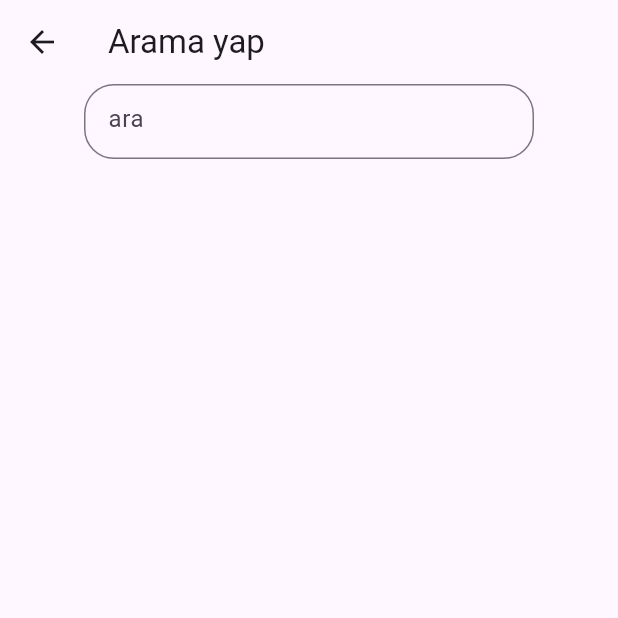
After one commit to turanulupinar/news_firebase, a Flutter app: the SearchPage screen opened directly, on a phone screen of 412 x 824 dp, the top half of it. The commit adds this screen. Run offline on Flutter 3.47's test engine with Material 3 defaults, Android fonts, the light colour scheme and no system bars; our stand-ins replace cloud_firestore, equatable, firebase_core; accounts and stored records are empty.

Commit message:
search sayfası yapıldı.filtreleme etkin..

```diff
--- /dev/null
+++ b/lib/pages/search_page/search_page.dart
@@ -0,0 +1,103 @@
+import 'package:cloud_firestore/cloud_firestore.dart';
+import 'package:flutter/material.dart';
+import 'package:news_firebase/pages/tag_menu/tag_menu.dart';
+
+import '../../model/news_model.dart';
+
+class SearchPage extends StatefulWidget {
+  const SearchPage({super.key});
+
+  @override
+  State<SearchPage> createState() => _SearchPageState();
+}
+
+class _SearchPageState extends State<SearchPage> {
+  bool isLoading = false;
+  String errorMessage = "hatalı giriş";
+
+  void searchNewses(String query) async {
+    try {
+      setState(() {
+        isLoading = true;
+        errorMessage = '';
+      });
+      searchResults = await SearchCollectionManager().searchNews(query);
+    } catch (error) {
+      setState(() {
+        errorMessage = 'Failed to load search results';
+      });
+    } finally {
+      setState(() {
+        isLoading = false;
+      });
+    }
+  }
+
+  TextEditingController searchController = TextEditingController();
+  List<News> searchResults = [];
+
+  @override
+  Widget build(BuildContext context) {
+    return Scaffold(
+      appBar: AppBar(
+        title: Text("Arama yap "),
+      ),
+      body: Column(
+        children: [
+          Center(
+            child: SizedBox(
+              height: 50,
+              width: 300,
+              child: TextField(
+                onChanged: (val) {
+                  searchNewses(val);
+                  setState(() {});
+                },
+                controller: searchController,
+                decoration: InputDecoration(
+                  border: OutlineInputBorder(
+                      borderRadius: BorderRadius.circular(20)),
+                  hintText: "ara",
+                ),
+              ),
+            ),
+          ),
+          Expanded(
+              child: ListView.builder(
+                  itemCount: searchResults.length,
+                  itemBuilder: (context, index) {
+                    return ListTile(
+                      title: Text(
+                        searchResults[index].title,
+                      ),
+                      subtitle: Text(searchResults[index].category),
+                    );
+                  }))
+        ],
+      ),
+    );
+  }
+}
+
+class SearchCollectionManager {
+  final newsCollection =
+      FirebaseFirestore.instance.collection('news').withConverter<News>(
+            fromFirestore: (snapshot, _) =>
+                News.fromFirestore(snapshot.data()!, snapshot.id),
+            toFirestore: (news, _) => news.toFirestore(),
+          );
+
+  Future<List<News>> searchNews(String query) async {
+    try {
+      QuerySnapshot<News> querySnapshot =
+          await newsCollection.where('title', isEqualTo: query).get();
+      if (querySnapshot.docs.isEmpty) {
+        querySnapshot =
+            await newsCollection.where('category', isEqualTo: query).get();
+      }
+      return querySnapshot.docs.map((doc) => doc.data()).toList();
+    } catch (e) {
+      throw Exception('Failed to search news: $e');
+    }
+  }
+}
--- a/lib/pages/tag_menu/tag_menu.dart
+++ b/lib/pages/tag_menu/tag_menu.dart
@@ -22,7 +22,8 @@ class _TagMenuState extends State<TagMenu> {
   }
 
   fetchNews(String category) async {
-    newsList = await NewsCollection().fetchNewsByCategory(category);
+    newsList =
+        await TagCollectionManager().fetchNewsByCategory(category);
     setState(() {});
   }
 
@@ -78,7 +79,7 @@ class _TagMenuState extends State<TagMenu> {
   }
 }
 
-class NewsCollection {
+class TagCollectionManager {
   final CollectionReference newsCollection =
       FirebaseFirestore.instance.collection('news');
 
--- a/lib/service/fireservice.dart
+++ b/lib/service/fireservice.dart
@@ -48,4 +48,6 @@ class ManagerData {
       debugPrint(eleman.data().title.toString());
     }
   }
+
+
 }
```
Also changed, not shown: lib/pages/home_page/homepage.dart (+8 -1 lines).
